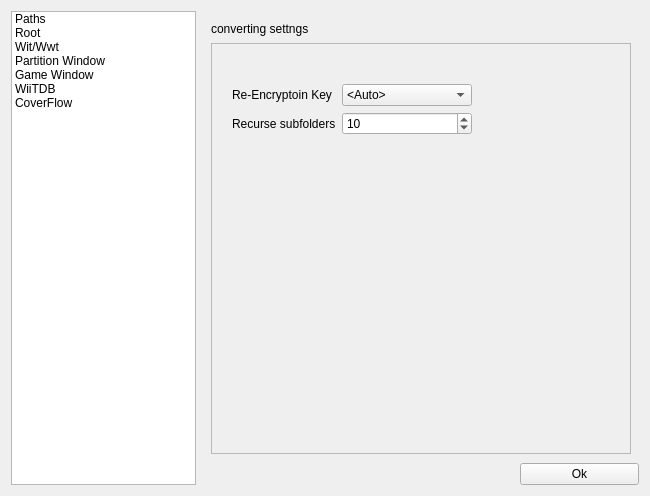
First picture: the form in settingsdialog.ui, repository giantpune/qtwitgui, before the edit.
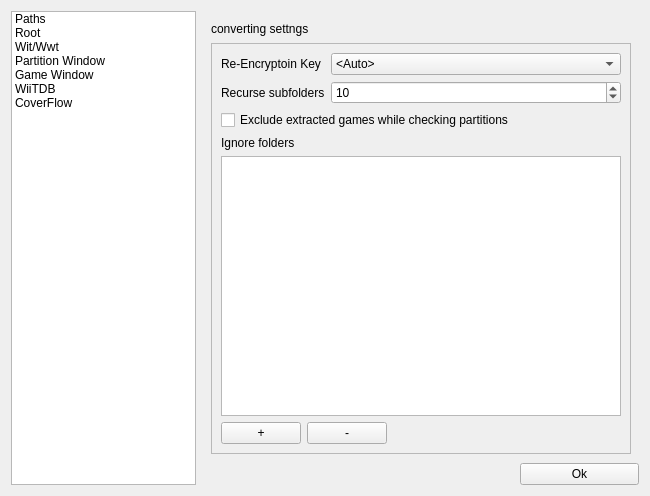
Second picture: the form after the edit. The open tabs and pages were chosen to show the change. Icons and pictures are not drawn.

Commit message: * add setting for ignoring paths - only used in automatic partition lookup right now

Patch:
```diff
--- a/settingsdialog.ui
+++ b/settingsdialog.ui
@@ -340,15 +340,8 @@
           <height>407</height>
          </rect>
         </property>
-        <widget class="QWidget" name="layoutWidget">
-         <property name="geometry">
-          <rect>
-           <x>20</x>
-           <y>40</y>
-           <width>240</width>
-           <height>252</height>
-          </rect>
-         </property>
+        <layout class="QGridLayout" name="gridLayout">
+         <item row="0" column="0">
          <layout class="QVBoxLayout" name="verticalLayout">
           <item>
            <layout class="QFormLayout" name="formLayout_3">
@@ -381,6 +374,13 @@
               </item>
              </widget>
             </item>
+             <item row="2" column="0">
+              <widget class="QLabel" name="label_recurse">
+               <property name="text">
+                <string>Recurse subfolders</string>
+               </property>
+              </widget>
+             </item>
             <item row="2" column="1">
              <widget class="QSpinBox" name="spinBox_wiimms_recurse">
               <property name="minimum">
@@ -391,17 +391,70 @@
               </property>
              </widget>
             </item>
+            </layout>
+           </item>
+          </layout>
+         </item>
+         <item row="1" column="0">
+          <widget class="QCheckBox" name="checkBox_ignoreFst">
+           <property name="text">
+            <string>Exclude extracted games while checking partitions</string>
+           </property>
+          </widget>
+         </item>
             <item row="2" column="0">
-             <widget class="QLabel" name="label_recurse">
+          <layout class="QVBoxLayout" name="verticalLayout_2">
+           <item>
+            <widget class="QLabel" name="label_ignore_paths">
               <property name="text">
-               <string>Recurse subfolders</string>
+              <string>Ignore folders</string>
               </property>
              </widget>
             </item>
+           <item>
+            <widget class="QListWidget" name="listWidget_ignore">
+             <property name="alternatingRowColors">
+              <bool>true</bool>
+             </property>
+             <property name="selectionMode">
+              <enum>QAbstractItemView::ExtendedSelection</enum>
+             </property>
+            </widget>
+           </item>
+           <item>
+            <layout class="QHBoxLayout" name="horizontalLayout">
+             <item>
+              <widget class="QPushButton" name="pushButton_ignore_add">
+               <property name="text">
+                <string>+</string>
+               </property>
+              </widget>
+             </item>
+             <item>
+              <widget class="QPushButton" name="pushButton_ignore_minus">
+               <property name="text">
+                <string>-</string>
+               </property>
+              </widget>
+             </item>
+             <item>
+              <spacer name="horizontalSpacer">
+               <property name="orientation">
+                <enum>Qt::Horizontal</enum>
+               </property>
+               <property name="sizeHint" stdset="0">
+                <size>
+                 <width>40</width>
+                 <height>20</height>
+                </size>
+               </property>
+              </spacer>
+             </item>
            </layout>
           </item>
          </layout>
-        </widget>
+         </item>
+        </layout>
        </widget>
       </widget>
      </widget>
```
Lines whose indentation alone changed are shown as unchanged. The commit also changes 5 other files.
